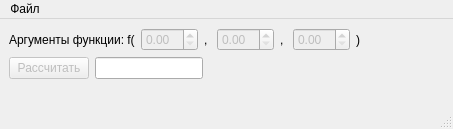
Old version of the form va_lab2/mainwindow.ui in the repository TheFunGun36/BMSTU_ComputationalAlgorithms.
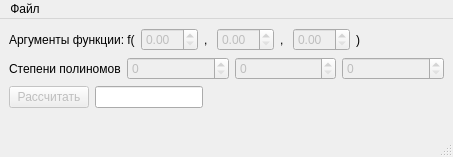
New version of the form.

Patch:
```diff
--- a/va_lab2/mainwindow.ui
+++ b/va_lab2/mainwindow.ui
@@ -7,7 +7,7 @@
     <x>0</x>
     <y>0</y>
     <width>453</width>
-    <height>129</height>
+    <height>157</height>
    </rect>
   </property>
   <property name="windowTitle">
@@ -105,6 +105,47 @@
       </item>
      </layout>
     </item>
+    <item>
+     <layout class="QHBoxLayout" name="horizontalLayout">
+      <item>
+       <widget class="QLabel" name="label">
+        <property name="text">
+         <string>Степени полиномов</string>
+        </property>
+       </widget>
+      </item>
+      <item>
+       <widget class="QSpinBox" name="spinPowerX">
+        <property name="enabled">
+         <bool>false</bool>
+        </property>
+        <property name="minimum">
+         <number>0</number>
+        </property>
+       </widget>
+      </item>
+      <item>
+       <widget class="QSpinBox" name="spinPowerY">
+        <property name="enabled">
+         <bool>false</bool>
+        </property>
+        <property name="minimum">
+         <number>0</number>
+        </property>
+       </widget>
+      </item>
+      <item>
+       <widget class="QSpinBox" name="spinPowerZ">
+        <property name="enabled">
+         <bool>false</bool>
+        </property>
+        <property name="minimum">
+         <number>0</number>
+        </property>
+       </widget>
+      </item>
+     </layout>
+    </item>
     <item>
      <layout class="QHBoxLayout" name="layout_2">
       <item>
```
Left out of the diff: 48 changed lines with no effect on the pictures.
